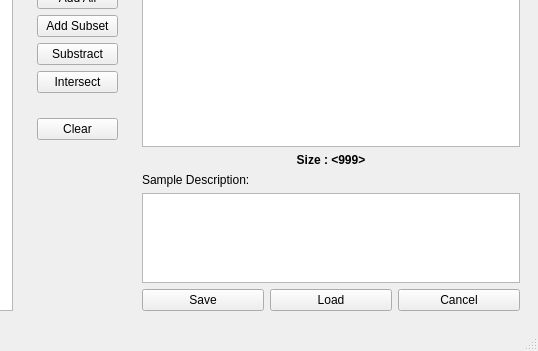
Before: the Qt Designer form braviz/interaction/qt_guis/new_sample_screen.ui in diego0020/braviz-app, drawn with Qt 5; both pictures show x 383 to 921 and y 249 to 600 of the 921 by 600 pixel window.
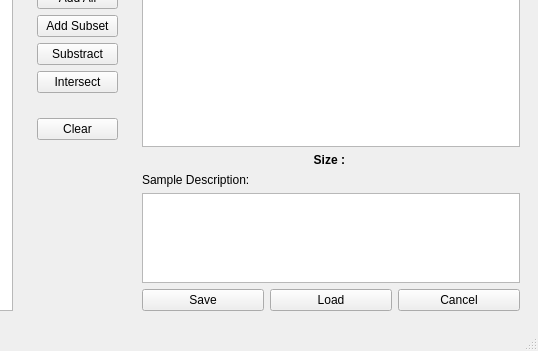
After: the same form once the commit is applied.

Diff of the .ui file:
```diff
--- a/braviz/interaction/qt_guis/new_sample_screen.ui
+++ b/braviz/interaction/qt_guis/new_sample_screen.ui
@@ -261,7 +261,7 @@
           </font>
          </property>
          <property name="text">
-          <string>Size : &lt;999&gt;</string>
+          <string>Size : </string>
          </property>
          <property name="alignment">
           <set>Qt::AlignCenter</set>
```
Left out of the diff: 24 changed lines with no effect on the pictures.
